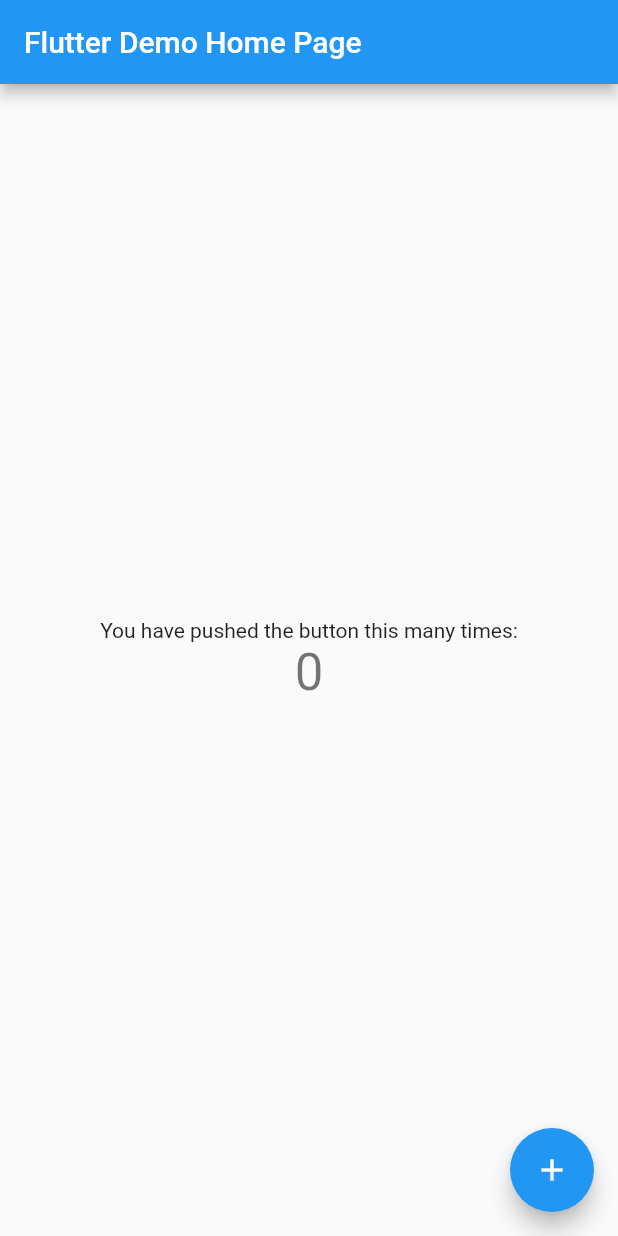
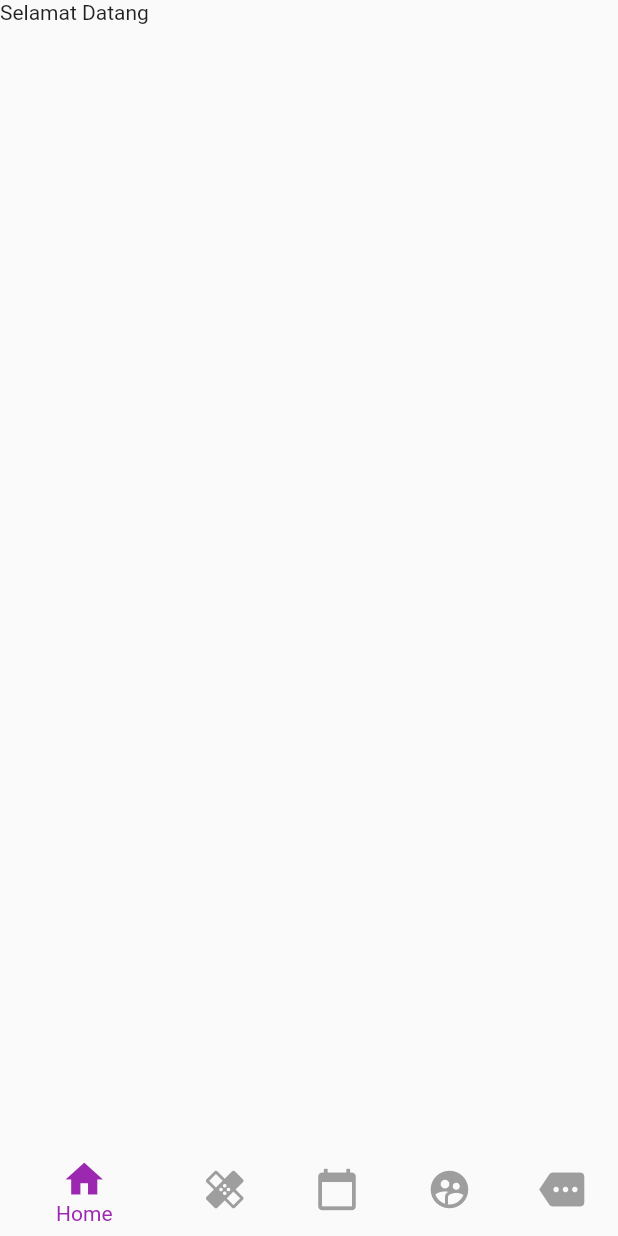
Before and after one commit to zanuarts/RS-TingkatAkhir, a Flutter app: the screen it shows after launch, on a phone screen of 412 x 824 dp. Run offline on Flutter 3.47's test engine with Material 2 defaults, Android fonts, the phone set to English and light mode, and no system bars.

Commit message:
Add page, rapihin folder

```diff
--- a/lib/main.dart
+++ b/lib/main.dart
@@ -1,4 +1,5 @@
 import 'package:flutter/material.dart';
+import 'package:smkdev/src/ui/components/bottom_navigation.dart';
 
 void main() {
   runApp(MyApp());
@@ -9,109 +10,8 @@
   @override
   Widget build(BuildContext context) {
     return MaterialApp(
-      title: 'Flutter Demo',
-      theme: ThemeData(
-        // This is the theme of your application.
-        //
-        // Try running your application with "flutter run". You'll see the
-        // application has a blue toolbar. Then, without quitting the app, try
-        // changing the primarySwatch below to Colors.green and then invoke
-        // "hot reload" (press "r" in the console where you ran "flutter run",
-        // or simply save your changes to "hot reload" in a Flutter IDE).
-        // Notice that the counter didn't reset back to zero; the application
-        // is not restarted.
-        primarySwatch: Colors.blue,
-        // This makes the visual density adapt to the platform that you run
-        // the app on. For desktop platforms, the controls will be smaller and
-        // closer together (more dense) than on mobile platforms.
-        visualDensity: VisualDensity.adaptivePlatformDensity,
-      ),
-      home: MyHomePage(title: 'Flutter Demo Home Page'),
+      debugShowCheckedModeBanner: false,
+      home: MainBottomNav(),
     );
   }
 }
-
-class MyHomePage extends StatefulWidget {
-  MyHomePage({Key key, this.title}) : super(key: key);
-
-  // This widget is the home page of your application. It is stateful, meaning
-  // that it has a State object (defined below) that contains fields that affect
-  // how it looks.
-
-  // This class is the configuration for the state. It holds the values (in this
-  // case the title) provided by the parent (in this case the App widget) and
-  // used by the build method of the State. Fields in a Widget subclass are
-  // always marked "final".
-
-  final String title;
-
-  @override
-  _MyHomePageState createState() => _MyHomePageState();
-}
-
-class _MyHomePageState extends State<MyHomePage> {
-  int _counter = 0;
-
-  void _incrementCounter() {
-    setState(() {
-      // This call to setState tells the Flutter framework that something has
-      // changed in this State, which causes it to rerun the build method below
-      // so that the display can reflect the updated values. If we changed
-      // _counter without calling setState(), then the build method would not be
-      // called again, and so nothing would appear to happen.
-      _counter++;
-    });
-  }
-
-  @override
-  Widget build(BuildContext context) {
-    // This method is rerun every time setState is called, for instance as done
-    // by the _incrementCounter method above.
-    //
-    // The Flutter framework has been optimized to make rerunning build methods
-    // fast, so that you can just rebuild anything that needs updating rather
-    // than having to individually change instances of widgets.
-    return Scaffold(
-      appBar: AppBar(
-        // Here we take the value from the MyHomePage object that was created by
-        // the App.build method, and use it to set our appbar title.
-        title: Text(widget.title),
-      ),
-      body: Center(
-        // Center is a layout widget. It takes a single child and positions it
-        // in the middle of the parent.
-        child: Column(
-          // Column is also a layout widget. It takes a list of children and
-          // arranges them vertically. By default, it sizes itself to fit its
-          // children horizontally, and tries to be as tall as its parent.
-          //
-          // Invoke "debug painting" (press "p" in the console, choose the
-          // "Toggle Debug Paint" action from the Flutter Inspector in Android
-          // Studio, or the "Toggle Debug Paint" command in Visual Studio Code)
-          // to see the wireframe for each widget.
-          //
-          // Column has various properties to control how it sizes itself and
-          // how it positions its children. Here we use mainAxisAlignment to
-          // center the children vertically; the main axis here is the vertical
-          // axis because Columns are vertical (the cross axis would be
-          // horizontal).
-          mainAxisAlignment: MainAxisAlignment.center,
-          children: <Widget>[
-            Text(
-              'You have pushed the button this many times:',
-            ),
-            Text(
-              '$_counter',
-              style: Theme.of(context).textTheme.headline4,
-            ),
-          ],
-        ),
-      ),
-      floatingActionButton: FloatingActionButton(
-        onPressed: _incrementCounter,
-        tooltip: 'Increment',
-        child: Icon(Icons.add),
-      ), // This trailing comma makes auto-formatting nicer for build methods.
-    );
-  }
-}
--- /dev/null
+++ b/lib/src/ui/components/bottom_navigation.dart
@@ -0,0 +1,77 @@
+import 'package:flutter/cupertino.dart';
+import 'package:flutter/material.dart';
+import 'package:smkdev/src/ui/components/more_popup.dart';
+import 'package:smkdev/src/ui/pages/booking/page_booking_dashboard.dart';
+import 'package:smkdev/src/ui/pages/home/page_home_dashboard.dart';
+import 'package:smkdev/src/ui/pages/layanan/page_layanan_dashboard.dart';
+import 'package:smkdev/src/ui/pages/profile/page_profile_dashboard.dart';
+
+class MainBottomNav extends StatefulWidget {
+  @override
+  _MainBottomNavState createState() => _MainBottomNavState();
+}
+
+class _MainBottomNavState extends State<MainBottomNav> {
+  int _selectedIndex = 0;
+  int currentIndex = 0;
+
+  void _onItemTapped(int index) {
+    setState(() {
+      _selectedIndex = index;
+    });
+  }
+
+  List<Widget> pageList = List<Widget>();
+
+  @override
+  void initState() {
+    pageList.add(HomeDashboard());
+    pageList.add(LayananDashboard());
+    pageList.add(BookingDashboard());
+    pageList.add(ProfileDashboard());
+    pageList.add(MorePop());
+    super.initState();
+  }
+
+  @override
+  Widget build(BuildContext context) {
+    return Scaffold(
+      body: IndexedStack(
+        index: _selectedIndex,
+        children: pageList,
+      ),
+      bottomNavigationBar: BottomNavigationBar(
+        showUnselectedLabels: false,
+        items: const <BottomNavigationBarItem>[
+          BottomNavigationBarItem(
+            icon: Icon(Icons.home),
+            title: Text('Home'),
+          ),
+          BottomNavigationBarItem(
+            icon: Icon(Icons.healing),
+            title: Text('Layanan'),
+          ),
+          BottomNavigationBarItem(
+            icon: Icon(Icons.calendar_today),
+            title: Text('Booking'),
+          ),
+          BottomNavigationBarItem(
+            icon: Icon(Icons.supervised_user_circle),
+            title: Text('Profile'),
+          ),
+          BottomNavigationBarItem(
+            icon: Icon(Icons.more),
+            title: Text('More'),
+          ),
+        ],
+        unselectedItemColor: Colors.grey,
+        selectedItemColor: Colors.purple,
+        backgroundColor: Colors.white,
+        iconSize: 30,
+        elevation: 0.0,
+        onTap: _onItemTapped,
+        currentIndex: _selectedIndex,
+      ),
+    );
+  }
+}
--- /dev/null
+++ b/lib/src/ui/pages/home/page_home_dashboard.dart
@@ -0,0 +1,22 @@
+import 'package:flutter/cupertino.dart';
+import 'package:flutter/material.dart';
+
+class HomeDashboard extends StatefulWidget {
+  @override
+  _HomeDashboardState createState() => _HomeDashboardState();
+}
+
+class _HomeDashboardState extends State<HomeDashboard> {
+  @override
+  Widget build(BuildContext context) {
+    return Scaffold(
+      body: SingleChildScrollView(
+        child: Column(
+          children: <Widget>[
+            Text("Selamat Datang")
+          ]
+        ),
+      ),
+    );
+  }
+}
```
Also changed, not shown: lib/src/ui/components/more_popup.dart (added, +15 -0 lines), lib/src/ui/pages/booking/page_booking_dashboard.dart (added, +15 -0 lines), lib/src/ui/pages/feedback/page_feedback_dashboard.dart (added, +15 -0 lines), lib/src/ui/pages/layanan/page_layanan_dashboard.dart (added, +15 -0 lines), lib/src/ui/pages/partner/page_partner_dashboard.dart (added, +15 -0 lines), lib/src/ui/pages/profile/page_profile_dashboard.dart (added, +15 -0 lines), lib/src/ui/pages/tentang/page_tentang_dashboard.dart (added, +15 -0 lines).
